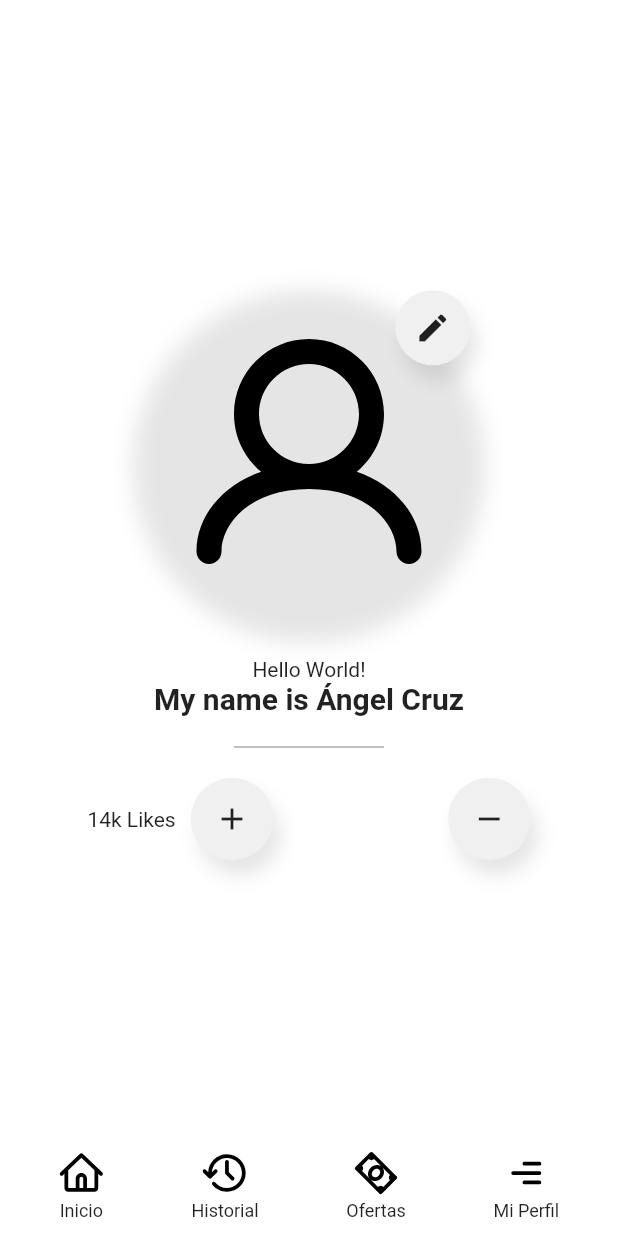
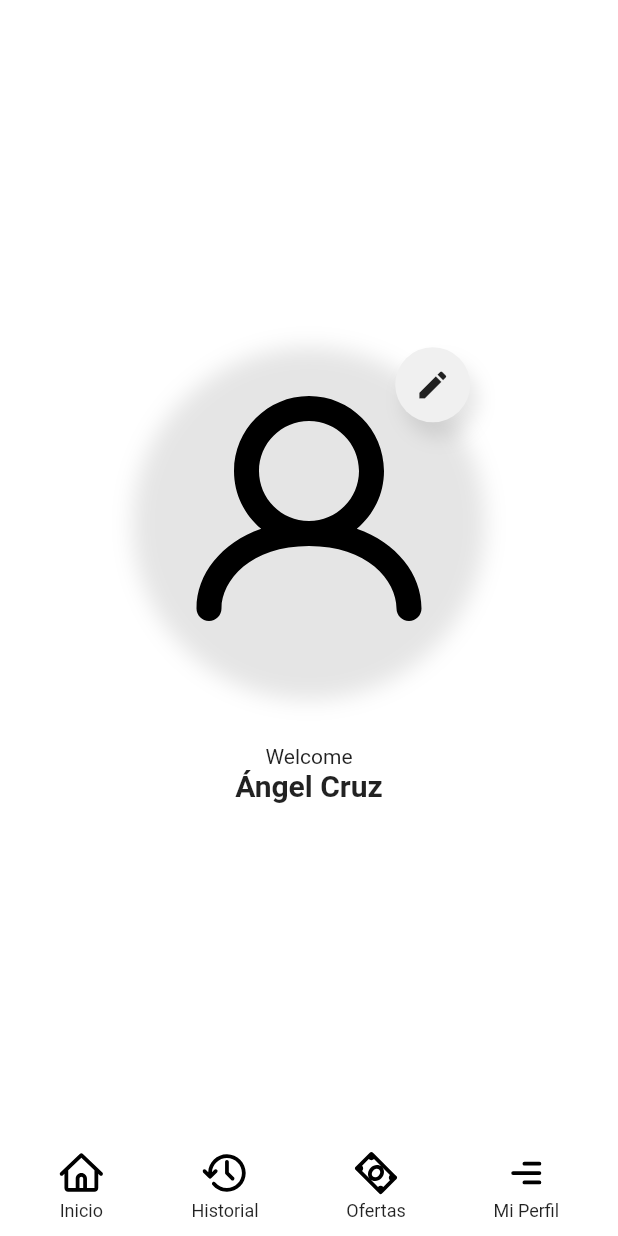
Before and after one commit to AngelCruzL/learning-flutter, a Flutter app: the screen it shows after launch, on a phone screen of 412 x 824 dp. Run offline on Flutter 3.47's test engine with Material 2 defaults, Android fonts, the phone set to English and light mode, and no system bars; our stand-ins replace flutter_svg.

Commit message:
Clean up app interface

```diff
--- a/lib/pages/home_page.dart
+++ b/lib/pages/home_page.dart
@@ -1,7 +1,6 @@
 import 'package:flutter/material.dart';
 import 'package:my_first_flutter_app/widgets/avatar.dart';
 import 'package:my_first_flutter_app/widgets/bottom_menu.dart';
-import 'package:my_first_flutter_app/widgets/circle_container.dart';
 
 class HomePage extends StatelessWidget {
   @override
@@ -28,34 +27,15 @@ class HomePage extends StatelessWidget {
             mainAxisSize: MainAxisSize.max,
             children: <Widget>[
               Avatar(),
-              SizedBox(height: 20),
-              Text('Hello World!'),
+              SizedBox(height: 40),
+              Text('Welcome'),
               Text(
-                'My name is Ángel Cruz',
+                'Ángel Cruz',
                 style: TextStyle(
                   fontSize: 20,
                   fontWeight: FontWeight.bold,
                 ),
               ),
-              Container(
-                height: 1,
-                width: 100,
-                margin: EdgeInsets.symmetric(vertical: 20),
-                color: Color(0xffaaaaaa),
-              ),
-              Row(
-                  mainAxisAlignment: MainAxisAlignment.spaceAround,
-                  mainAxisSize: MainAxisSize.max,
-                  children: <Widget>[
-                    Row(
-                      children: <Widget>[
-                        Text('14k Likes'),
-                        SizedBox(width: 10),
-                        CircleContainer(child: Icon(Icons.add), size: 55)
-                      ],
-                    ),
-                    CircleContainer(child: Icon(Icons.remove), size: 55)
-                  ])
             ],
           ),
         ),
```
